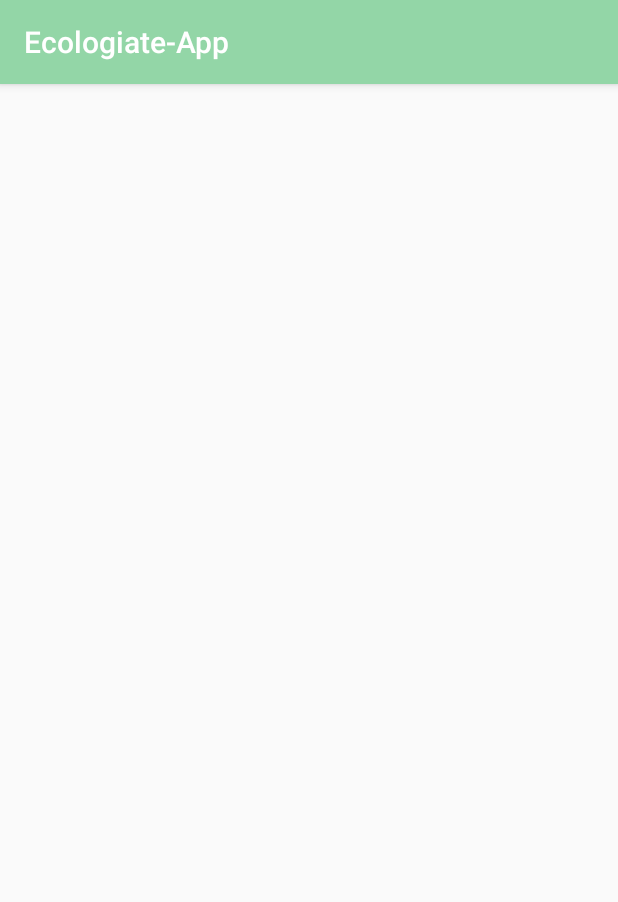
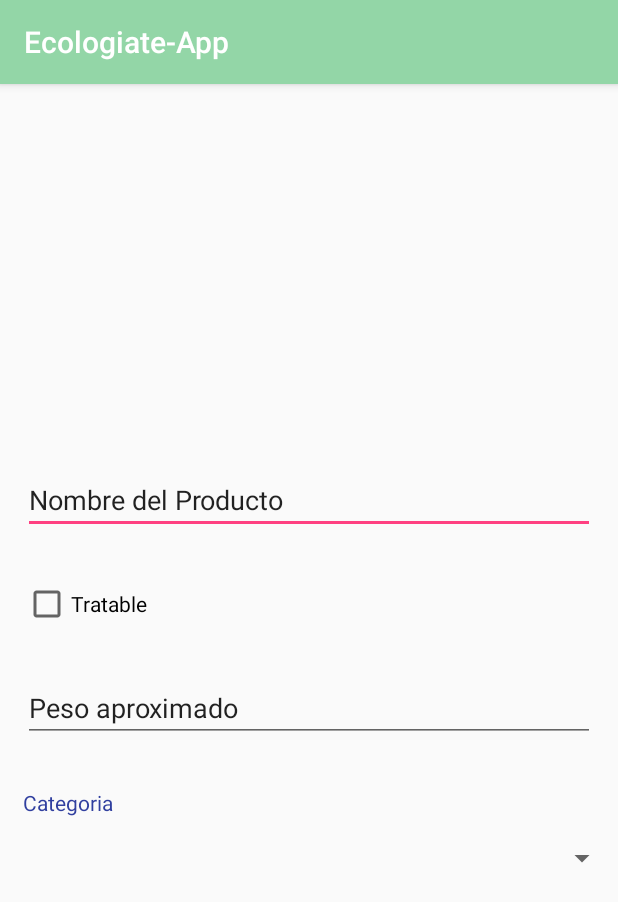
Before and after one commit to ecologiate/ecologiate-app, an Android app: the AltaProductoActivity screen opened directly, with no data from a screen before it, on a phone screen of 412 x 824 dp. Shown: the top 902 px of the screen. Run offline under Robolectric (Android 15) with nearby library versions, the phone set to English and light mode, and no system bars.

Commit message:
Commit medio cabeza pero para tener algo

```diff
--- a/app/src/main/res/drawable/borde_redondo.xml
+++ b/app/src/main/res/drawable/borde_redondo.xml
@@ -8,4 +8,6 @@
             android:right="20dp">
     </padding>
 
+
+
 </shape>
--- a/app/src/main/res/layout/activity_alta_producto.xml
+++ b/app/src/main/res/layout/activity_alta_producto.xml
@@ -9,4 +9,51 @@
     app:layout_scrollFlags="scroll"
     tools:context="com.app.ecologiate.AltaProductoActivity">
 
+    <AutoCompleteTextView
+        android:id="@+id/nombreProducto"
+        android:layout_width="match_parent"
+        android:layout_height="wrap_content"
+        android:layout_gravity="bottom"
+        android:gravity="bottom"
+        android:hint="@string/prompt_email"
+        android:inputType="textEmailAddress"
+        android:maxLines="1"
+        android:singleLine="true"
+        android:text="Nombre del Producto"
+        android:layout_margin="15dp"/>
+
+    <CheckBox
+        android:id="@+id/checkBox2"
+        android:layout_width="match_parent"
+        android:layout_height="wrap_content"
+        android:text="Tratable"
+        android:layout_margin="15dp"/>
+
+
+    <AutoCompleteTextView
+        android:id="@+id/pesoGramos"
+        android:layout_width="match_parent"
+        android:layout_height="wrap_content"
+        android:hint="@string/prompt_email"
+        android:inputType="textEmailAddress"
+        android:maxLines="1"
+        android:singleLine="true"
+        android:text="Peso aproximado"
+        android:layout_margin="15dp"/>
+
+
+    <TextView
+        android:id="@+id/tvCategoria"
+        android:layout_width="match_parent"
+        android:layout_height="wrap_content"
+        android:text="Categoria"
+        android:layout_margin="15dp"/>
+
+    <Spinner
+        android:id="@+id/spinner"
+        android:layout_width="match_parent"
+        android:layout_height="wrap_content"
+        />
+
+
 </LinearLayout>
```
Also changed, not shown: app/src/main/res/layout/activity_menu.xml (+6 -6 lines), app/src/main/res/layout/activity_resultado.xml (+5 -4 lines), app/src/main/res/values/array_Categoria.xml (added, +12 -0 lines).
